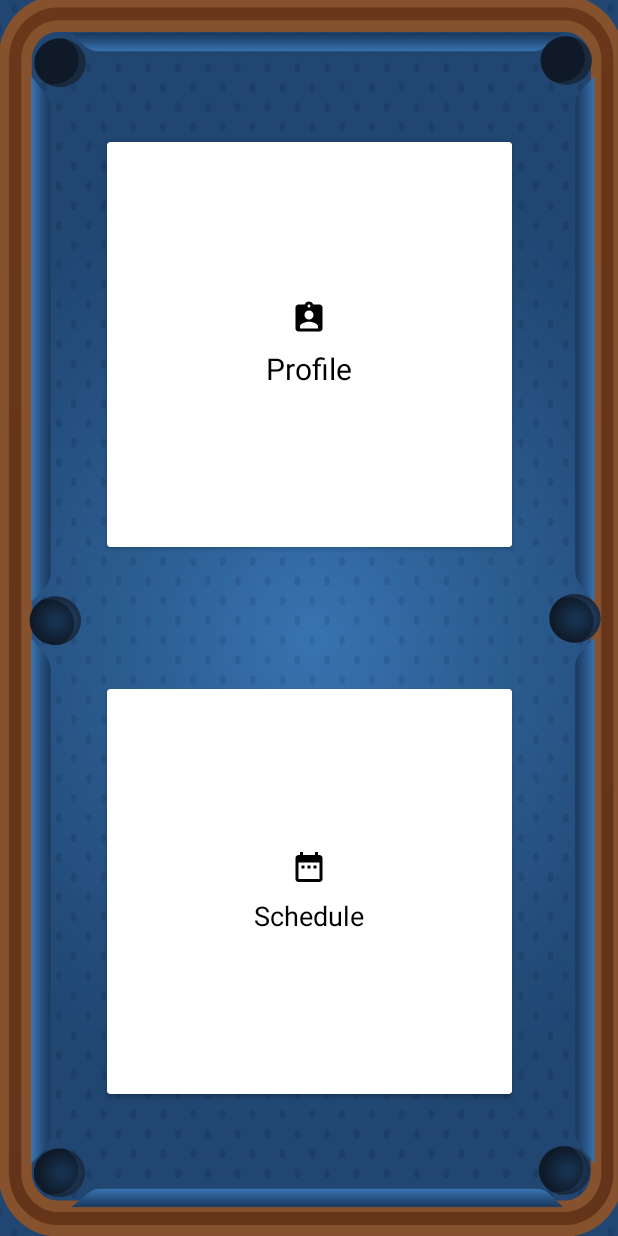
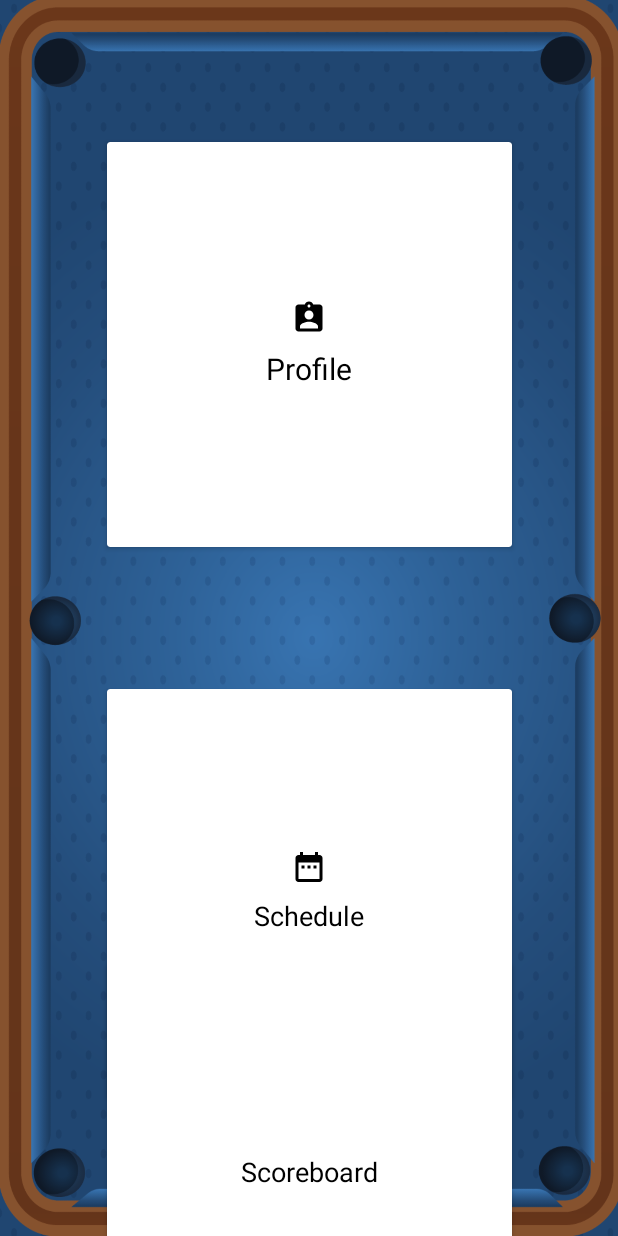
Before and after one commit to RomaoFilipe/appDAMA, an Android app: the HomeActivity screen opened directly, with no data from a screen before it, on a phone screen of 412 x 824 dp. Run offline under Robolectric (Android 15) with nearby library versions, the phone set to English and light mode, and no system bars.

Commit message:
Implementation of new functionality: Scoreboard

```diff
--- a/app/src/main/AndroidManifest.xml
+++ b/app/src/main/AndroidManifest.xml
@@ -16,6 +16,7 @@
         android:supportsRtl="true"
         android:theme="@style/Theme.ABSAN"
         tools:targetApi="31">
+        <activity android:name=".ScoreboardActivity" />
         <activity android:name=".ScheduleLessonActivity" />
         <activity android:name=".ProfileActivity" />
         <activity android:name=".HomeActivity" />
--- a/app/src/main/java/pt/ipt/dama2024/absan/HomeActivity.kt
+++ b/app/src/main/java/pt/ipt/dama2024/absan/HomeActivity.kt
@@ -12,6 +12,7 @@ class HomeActivity : AppCompatActivity() {
 
         val cardViewProfile = findViewById<CardView>(R.id.cardViewProfile)
         val cardViewScheduleLesson = findViewById<CardView>(R.id.cardViewScheduleLesson)
+        val cardViewScoreboard = findViewById<CardView>(R.id.cardViewScoreboard)
 
         cardViewProfile.setOnClickListener {
             val intent = Intent(this, ProfileActivity::class.java)
@@ -22,5 +23,10 @@ class HomeActivity : AppCompatActivity() {
             val intent = Intent(this, ScheduleLessonActivity::class.java)
             startActivity(intent)
         }
+
+        cardViewScoreboard.setOnClickListener {
+            val intent = Intent(this, ScoreboardActivity::class.java)
+            startActivity(intent)
+        }
     }
 }
--- a/app/src/main/res/layout/activity_home.xml
+++ b/app/src/main/res/layout/activity_home.xml
@@ -76,5 +76,33 @@
                 android:paddingTop="8dp"/>
         </LinearLayout>
     </androidx.cardview.widget.CardView>
+    <androidx.cardview.widget.CardView
+        android:id="@+id/cardViewScoreboard"
+        android:layout_width="270dp"
+        android:layout_height="270dp"
+        app:layout_constraintTop_toBottomOf="@id/cardViewScheduleLesson"
+        app:layout_constraintStart_toStartOf="parent"
+        app:layout_constraintEnd_toEndOf="parent"
+        app:layout_constraintBottom_toBottomOf="parent"
+        app:layout_constraintHeight_percent="0.4"
+        app:layout_constraintWidth_percent="0.8">
+
+        <LinearLayout
+            android:layout_width="match_parent"
+            android:layout_height="match_parent"
+            android:orientation="vertical"
+            android:gravity="center">
+
+            <TextView
+                android:id="@+id/labelScoreboard"
+                android:layout_width="wrap_content"
+                android:layout_height="wrap_content"
+                android:text="Scoreboard"
+                android:textSize="18sp"
+                android:textColor="@color/black"
+                android:paddingTop="8dp"/>
+        </LinearLayout>
+    </androidx.cardview.widget.CardView>
+
 
 </androidx.constraintlayout.widget.ConstraintLayout>
```
Also changed, not shown: app/src/main/java/pt/ipt/dama2024/absan/ScoreboardActivity.kt (added, +64 -0 lines), app/src/main/res/layout/activity_scoreboard.xml (added, +90 -0 lines).
